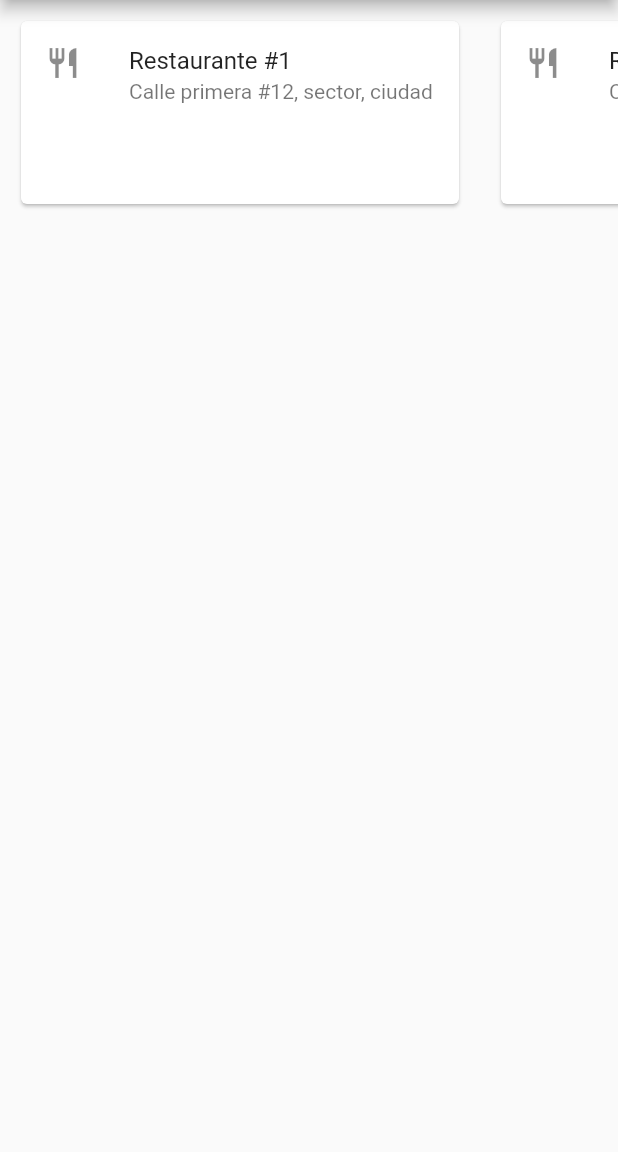
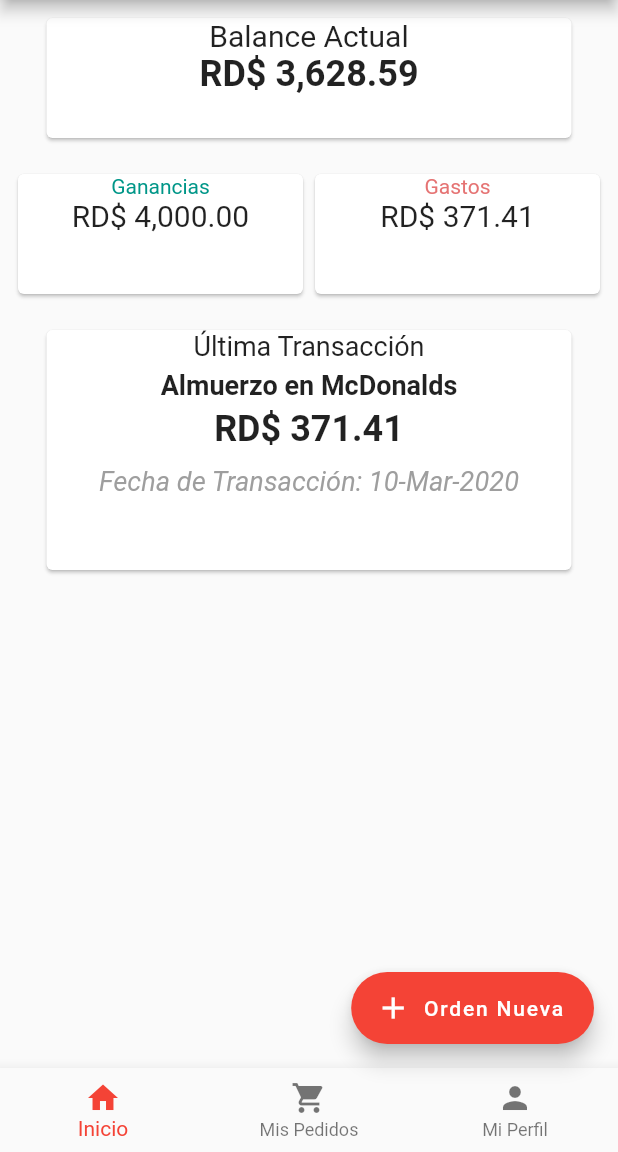
Before and after one commit to FelixAVeras/Filopp, a Flutter app: the HomePage screen opened by its route, on a phone screen of 412 x 824 dp, the part 84-1236 px from its top. Run offline on Flutter 3.47's test engine with Material 2 defaults, Android fonts, the phone set to English and light mode, and no system bars; missing offline and left inert: qrcode_reader.

Commit message:
Working on Lyouts

```diff
--- /dev/null
+++ b/lib/src/pages/dashboard.dart
@@ -0,0 +1,150 @@
+import 'package:flutter/material.dart';
+
+class DashboardPage extends StatefulWidget {
+  @override
+  State<StatefulWidget> createState() {
+    return _DashboardPageState();
+  }
+}
+
+class _DashboardPageState extends State<DashboardPage> {
+  @override
+  Widget build(BuildContext context) {
+    return Scaffold(
+      body: Column(
+        children: <Widget>[
+          Padding(
+            padding: EdgeInsets.all(8.0),
+            child: Align(
+              alignment: Alignment.topCenter,
+              child: Card(
+                  child: InkWell(
+                child: Container(
+                    width: 350,
+                    height: 80,
+                    child: Column(children: <Widget>[
+                      Center(
+                        child: Column(
+                          children: <Widget>[
+                            Text(
+                              'Balance Actual',
+                              style: TextStyle(
+                                fontSize: 20.0,
+                              ),
+                            ),
+                            Text(
+                              'RD\$ 3,628.59',
+                              style: TextStyle(
+                                fontSize: 24.0,
+                                fontWeight: FontWeight.bold,
+                              ),
+                            ),
+                          ],
+                        ),
+                      )
+                    ])),
+              )),
+            ),
+          ),
+          Padding(
+              padding: EdgeInsets.all(8.0),
+              child: Align(
+                alignment: Alignment.topCenter,
+                child: Row(
+                  children: <Widget>[
+                    Expanded(
+                        child: Card(
+                            child: InkWell(
+                                splashColor: Colors.teal,
+                                onTap: () {},
+                                child: Container(
+                                    width: 350,
+                                    height: 80,
+                                    child: Column(
+                                      children: <Widget>[
+                                        Text(
+                                          'Ganancias',
+                                          textAlign: TextAlign.center,
+                                          style: TextStyle(color: Colors.teal),
+                                        ),
+                                        Text(
+                                          'RD\$ 4,000.00',
+                                          textAlign: TextAlign.center,
+                                          style: TextStyle(fontSize: 20.0),
+                                        ),
+                                      ],
+                                    ))))),
+                    Expanded(
+                        child: Card(
+                            child: InkWell(
+                                splashColor: Colors.red[300],
+                                onTap: () {},
+                                child: Container(
+                                    width: 350,
+                                    height: 80,
+                                    child: Column(
+                                      children: <Widget>[
+                                        Text('Gastos',
+                                            textAlign: TextAlign.center,
+                                            style: TextStyle(
+                                                color: Colors.red[300])),
+                                        Text(
+                                          'RD\$ 371.41',
+                                          textAlign: TextAlign.center,
+                                          style: TextStyle(fontSize: 20.0),
+                                        ),
+                                      ],
+                                    ))))),
+                  ],
+                ),
+              )),
+          Padding(
+            padding: EdgeInsets.all(8.0),
+            child: Card(
+                child: InkWell(
+              child: Container(
+                  width: 350,
+                  height: 160,
+                  child: Column(children: <Widget>[
+                    Align(
+                        alignment: Alignment.center,
+                        child: Column(children: <Widget>[
+                          Text(
+                            'Última Transacción',
+                            style: TextStyle(
+                              fontSize: 18.0,
+                            ),
+                          ),
+                          SizedBox(height: 5),
+                          Text(
+                            'Almuerzo en McDonalds',
+                            style: TextStyle(
+                              fontSize: 18.0,
+                              fontWeight: FontWeight.bold,
+                            ),
+                          ),
+                          SizedBox(height: 5),
+                          Text(
+                            'RD\$ 371.41',
+                            style: TextStyle(
+                              fontSize: 24.0,
+                              fontWeight: FontWeight.bold,
+                            ),
+                          ),
+                          SizedBox(height: 10),
+                          Text(
+                            'Fecha de Transacción: 10-Mar-2020',
+                            style: TextStyle(
+                                fontSize: 18.0,
+                                fontStyle: FontStyle.italic,
+                                color: Colors.grey),
+                          ),
+                        ]))
+                  ])),
+            )),
+          ),
+        ],
+      ),
+    );
+  }
+}
--- a/lib/src/pages/home.dart
+++ b/lib/src/pages/home.dart
@@ -1,11 +1,14 @@
 import 'package:flutter/material.dart';
 import 'package:new_filopp/src/models/Restaurant.dart';
 import 'package:new_filopp/src/pages/category.dart';
+import 'package:new_filopp/src/pages/dashboard.dart';
 import 'package:new_filopp/src/pages/login.dart';
 import 'package:http/http.dart' as http;
+import 'package:new_filopp/src/pages/my_order.dart';
+import 'package:new_filopp/src/pages/user_profile.dart';
 import 'dart:async';
 import 'dart:convert';
-// import 'package:new_filopp/src/controllers/HomeController.dart';
+import 'package:qrcode_reader/qrcode_reader.dart';
 
 class HomePage extends StatefulWidget {
   final GlobalKey<ScaffoldState> parentScaffoldKey;
@@ -17,35 +20,26 @@ class HomePage extends StatefulWidget {
 }
 
 class _HomePageState extends State<HomePage> {
-  // HomeController _homeController;
+  int currentIndex = 0;
 
-  // _HomePageState() : super(HomeController()) {
-  //   _homeController = controller;
-  // }
+  _scanQr() async {
+    String futureString = '';
 
-  // final String apiUrl = "https://randomuser.me/api/?results=10";
-  // Future<List<dynamic>> fetchUsers() async {
-  //   var result = await http.get(apiUrl);
-  //   return json.decode(result.body)['results'];
-  // }
+    try {
+      futureString = await new QRCodeReader().scan();
+    } catch (e) {
+      futureString = e.toString();
+    }
 
-  // Future<http.Response> getContries() async {
-  //   // var response = await Dio().get('https://restcountries.eu/rest/v2/all');
-  //   // return http.get(Uri.https('jsonplaceholder.typicode.com', 'albums/1'));
-  //   return http.get(Uri.https('jsonplaceholder.typicode.com', 'albums/1'));
-  //   // print(response.data.length);
-
-  //   List<Restaurant> restaurants = [];
-  // }
+    if (futureString != null) {
+      print('Tenemos informacion');
+    }
+  }
 
   @override
   Widget build(BuildContext context) {
-    // getContries();
     return Scaffold(
       appBar: AppBar(
-        // automaticallyImplyLeading: false,
-        // backgroundColor: Colors.red,
-        // elevation: 0,
         centerTitle: true,
         title: Text('Inicio'),
         actions: [
@@ -56,132 +50,109 @@ class _HomePageState extends State<HomePage> {
           ),
         ],
       ),
-      body: Container(
-        height: 150,
-        child: ListView(
-          scrollDirection: Axis.horizontal,
-          children: [
-            Container(
-                width: 300,
-                margin: EdgeInsets.all(10),
-                child: Card(
-                    semanticContainer: true,
-                    clipBehavior: Clip.antiAliasWithSaveLayer,
-                    child: InkWell(
-                      splashColor: Colors.red.withAlpha(30),
-                      onTap: () => {},
-                      child: Container(
-                        child: Column(
-                          children: [
-                            const ListTile(
-                              leading: Icon(Icons.restaurant),
-                              title: Text('Restaurante #1'),
-                              subtitle:
-                                  Text('Calle primera #12, sector, ciudad'),
-                            )
-                          ],
-                        ),
-                      ),
-                    ))),
-            Container(
-                width: 300,
-                margin: EdgeInsets.all(10),
-                child: Card(
-                    semanticContainer: true,
-                    clipBehavior: Clip.antiAliasWithSaveLayer,
-                    child: InkWell(
-                      splashColor: Colors.red.withAlpha(30),
-                      onTap: () => {},
-                      child: Container(
-                        child: Column(
-                          children: [
-                            const ListTile(
-                              leading: Icon(Icons.restaurant),
-                              title: Text('Restaurante #2'),
-                              subtitle:
-                                  Text('Calle primera #12, sector, ciudad'),
-                            )
-                          ],
-                        ),
-                      ),
-                    ))),
-            Container(
-                width: 300,
-                margin: EdgeInsets.all(10),
-                child: Card(
-                    semanticContainer: true,
-                    clipBehavior: Clip.antiAliasWithSaveLayer,
-                    child: InkWell(
-                      splashColor: Colors.red.withAlpha(30),
-                      onTap: () => {},
-                      child: Container(
-                        child: Column(
-                          children: [
-                            const ListTile(
-                              leading: Icon(Icons.restaurant),
-                              title: Text('Restaurante #3'),
-                              subtitle:
-                                  Text('Calle primera #12, sector, ciudad'),
-                            )
-                          ],
-                        ),
-                      ),
-                    ))),
-            Container(
-                width: 300,
-                margin: EdgeInsets.all(10),
-                child: Card(
-                    semanticContainer: true,
-                    clipBehavior: Clip.antiAliasWithSaveLayer,
-                    child: InkWell(
-                      splashColor: Colors.red.withAlpha(30),
-                      onTap: () => {},
-                      child: Container(
-                        child: Column(
-                          children: [
-                            const ListTile(
-                              leading: Icon(Icons.restaurant),
-                              title: Text('Restaurante #4'),
-                              subtitle:
-                                  Text('Calle primera #12, sector, ciudad'),
-                            )
-                          ],
-                        ),
-                      ),
-                    ))),
-          ],
-        ),
+      body: _loadPage(currentIndex),
+      // body: Container(
+      //   height: 150,
+      //   child: ListView(
+      //     scrollDirection: Axis.horizontal,
+      //     children: [
+      //       Container(
+      //           width: 300,
+      //           margin: EdgeInsets.all(10),
+      //           child: Card(
+      //               semanticContainer: true,
+      //               clipBehavior: Clip.antiAliasWithSaveLayer,
+      //               child: InkWell(
+      //                 splashColor: Colors.red.withAlpha(30),
+      //                 onTap: () => {},
+      //                 child: Container(
+      //                   child: Column(
+      //                     children: [
+      //                       const ListTile(
+      //                         leading: Icon(Icons.restaurant),
+      //                         title: Text('Restaurante #1'),
+      //                         subtitle:
+      //                             Text('Calle primera #12, sector, ciudad'),
+      //                       )
+      //                     ],
+      //                   ),
+      //                 ),
+      //               ))),
+      //       Container(
+      //           width: 300,
+      //           margin: EdgeInsets.all(10),
+      //           child: Card(
+      //               semanticContainer: true,
+      //               clipBehavior: Clip.antiAliasWithSaveLayer,
+      //               child: InkWell(
+      //                 splashColor: Colors.red.withAlpha(30),
+      //                 onTap: () => {},
+      //                 child: Container(
+      //                   child: Column(
+      //                     children: [
+      //                       const ListTile(
+      //                         leading: Icon(Icons.restaurant),
+      //                         title: Text('Restaurante #2'),
+      //                         subtitle:
+      //                             Text('Calle primera #12, sector, ciudad'),
+      //                       )
+      //                     ],
+      //                   ),
+      //                 ),
+      //               ))),
+      //       Container(
+      //           width: 300,
+      //           margin: EdgeInsets.all(10),
+      //           child: Card(
+      //               semanticContainer: true,
+      //               clipBehavior: Clip.antiAliasWithSaveLayer,
+      //               child: InkWell(
+      //                 splashColor: Colors.red.withAlpha(30),
+      //                 onTap: () => {},
+      //                 child: Container(
+      //                   child: Column(
+      //                     children: [
+      //                       const ListTile(
+      //                         leading: Icon(Icons.restaurant),
+      //                         title: Text('Restaurante #3'),
+      //                         subtitle:
+      //                             Text('Calle primera #12, sector, ciudad'),
+      //                       )
+      //                     ],
+      //                   ),
+      //                 ),
+      //               ))),
+      //       Container(
+      //           width: 300,
+      //           margin: EdgeInsets.all(10),
+      //           child: Card(
+      //               semanticContainer: true,
+      //               clipBehavior: Clip.antiAliasWithSaveLayer,
+      //               child: InkWell(
+      //                 splashColor: Colors.red.withAlpha(30),
+      //                 onTap: () => {},
+      //                 child: Container(
+      //                   child: Column(
+      //                     children: [
+      //                       const ListTile(
+      //                         leading: Icon(Icons.restaurant),
+      //                         title: Text('Restaurante #4'),
+      //                         subtitle:
+      //                             Text('Calle primera #12, sector, ciudad'),
+      //                       )
+      //                     ],
+      //                   ),
+      //                 ),
+      //               ))),
+      //     ],
+      //   ),
+      // ),
+      bottomNavigationBar: _customBottomNavigationBar(),
+      floatingActionButton: FloatingActionButton.extended(
+        label: Text('Orden Nueva'),
+        icon: Icon(Icons.add),
+        onPressed: () => {},
       ),
-      // body: FutureBuilder<List<dynamic>>(
-      //   future: fetchUsers(),
-      //   builder: (BuildContext context, AsyncSnapshot snapshot) {
-      //     if (snapshot.hasData) {
-      //       print(snapshot.data[0]);
-      //       return ListView.builder(
-      //           padding: EdgeInsets.all(8),
-      //           itemCount: snapshot.data.length,
-      //           itemBuilder: (BuildContext context, int index) {
-      //             return Card(
-      //               child: Column(
-      //                 children: <Widget>[
-      //                   ListTile(
-      //                     leading: CircleAvatar(
-      //                         radius: 30,
-      //                         backgroundImage: NetworkImage(
-      //                             snapshot.data[index]['picture']['large'])),
-      //                     title: Text(snapshot.data[index]),
-      //                     subtitle: Text(snapshot.data[index]),
-      //                     trailing: Text(snapshot.data[index]),
-      //                   )
-      //                 ],
-      //               ),
-      //             );
-      //           });
-      //     } else {
-      //       return Center(child: CircularProgressIndicator());
-      //     }
-      //   },
-      // ),
       drawer: Drawer(
           child: ListView(
         padding: EdgeInsets.zero,
@@ -218,7 +189,7 @@ class _HomePageState extends State<HomePage> {
           ListTile(
             leading: Icon(Icons.qr_code),
             title: Text('Codigo Referido'),
-            onTap: () => {},
+            onTap: _scanQr,
           ),
           Divider(),
           ListTile(
@@ -233,4 +204,35 @@ class _HomePageState extends State<HomePage> {
       )),
     );
   }
+
+  Widget _loadPage(int currentPage) {
+    switch (currentPage) {
+      case 0:
+        return DashboardPage();
+      case 1:
+        return MyOrderPage();
+      case 2:
+        return UserProfilePage();
+
+      default:
+        return DashboardPage();
+    }
+  }
+
+  Widget _customBottomNavigationBar() {
+    return BottomNavigationBar(
+      currentIndex: currentIndex,
+      onTap: (index) {
+        setState(() {
+          currentIndex = index;
+        });
+      },
+      items: [
+        BottomNavigationBarItem(icon: Icon(Icons.home), label: 'Inicio'),
+        BottomNavigationBarItem(
+            icon: Icon(Icons.shopping_cart), label: 'Mis Pedidos'),
+        BottomNavigationBarItem(icon: Icon(Icons.person), label: 'Mi Perfil'),
+      ],
+    );
+  }
 }
--- a/pubspec.yaml
+++ b/pubspec.yaml
@@ -29,6 +29,7 @@ dependencies:
   # Use with the CupertinoIcons class for iOS style icons.
   cupertino_icons: ^1.0.0
   http:
+  qrcode_reader: ^0.4.4
 
 dev_dependencies:
   flutter_test:
```
Also changed, not shown: lib/main.dart (+4 -12 lines), lib/src/pages/my_order.dart (added, +10 -0 lines), lib/src/pages/register.dart (added, +219 -0 lines), lib/src/pages/user_profile.dart (added, +10 -0 lines), pubspec.lock.
